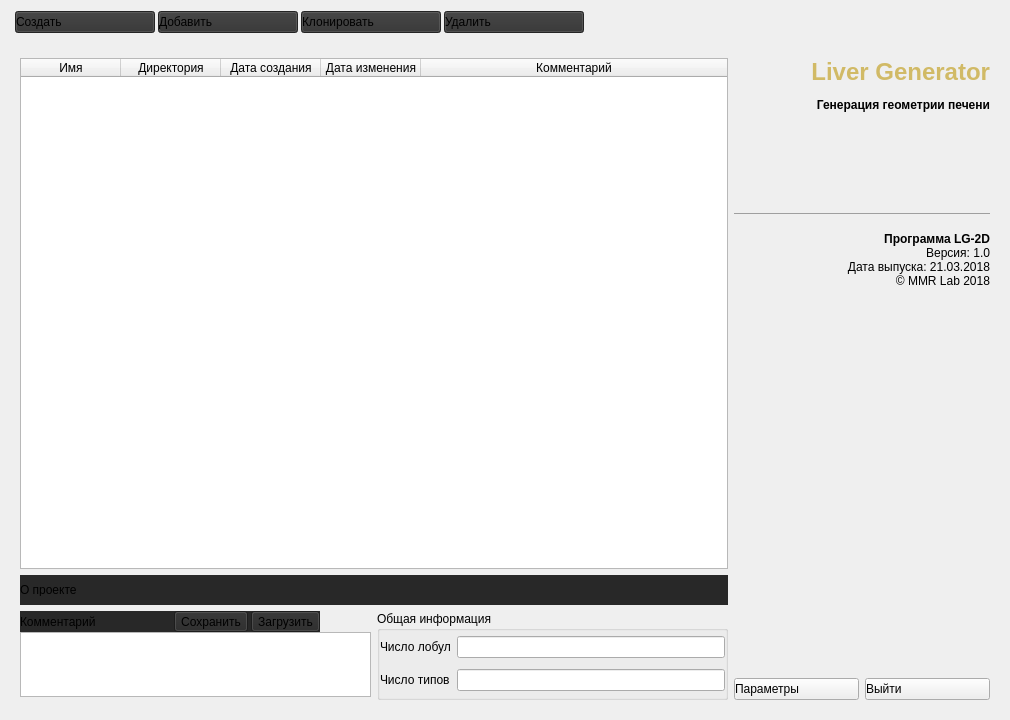
Old version of the form liver generator/lobule2d/formproject.ui in the repository Re5ime/lobule.
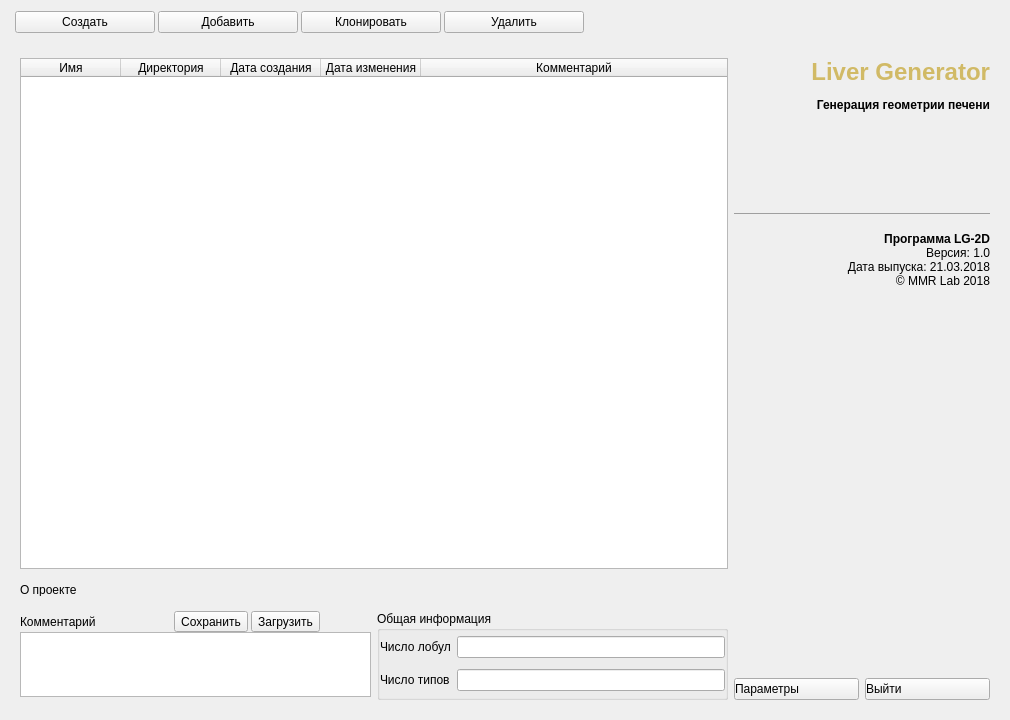
New version of the form. Icons and pictures are not drawn.

Commit message: change expert geometry and color theme

What changed in the file:
```diff
--- a/liver generator/lobule2d/formproject.ui
+++ b/liver generator/lobule2d/formproject.ui
@@ -53,8 +53,7 @@
          <string>Создать новый проект</string>
         </property>
         <property name="styleSheet">
-         <string notr="true">background-color: rgb(50, 50, 50);
-text-align: left;</string>
+         <string notr="true"/>
         </property>
         <property name="text">
          <string>Создать</string>
@@ -86,8 +85,7 @@
          <string>&lt;html&gt;&lt;head/&gt;&lt;body&gt;&lt;p&gt;Добавить существующий проект&lt;/p&gt;&lt;/body&gt;&lt;/html&gt;</string>
         </property>
         <property name="styleSheet">
-         <string notr="true">background-color: rgb(50, 50, 50);
-text-align: left;</string>
+         <string notr="true"/>
         </property>
         <property name="text">
          <string>Добавить</string>
@@ -119,8 +117,7 @@
          <string>&lt;html&gt;&lt;head/&gt;&lt;body&gt;&lt;p&gt;Клонировать выделенный проект&lt;/p&gt;&lt;/body&gt;&lt;/html&gt;</string>
         </property>
         <property name="styleSheet">
-         <string notr="true">background-color: rgb(50, 50, 50);
-text-align: left;</string>
+         <string notr="true"/>
         </property>
         <property name="text">
          <string>Клонировать</string>
@@ -152,8 +149,7 @@
          <string>&lt;html&gt;&lt;head/&gt;&lt;body&gt;&lt;p&gt;Удалить выделенный проект и его файлы&lt;/p&gt;&lt;/body&gt;&lt;/html&gt;</string>
         </property>
         <property name="styleSheet">
-         <string notr="true">background-color: rgb(50, 50, 50);
-text-align: left;</string>
+         <string notr="true"/>
         </property>
         <property name="text">
          <string>Удалить</string>
@@ -290,7 +286,7 @@
             </size>
            </property>
            <property name="styleSheet">
-            <string notr="true">background-color: rgb(40, 40, 40);</string>
+            <string notr="true"/>
            </property>
            <property name="frameShape">
             <enum>QFrame::NoFrame</enum>
@@ -404,7 +400,7 @@
                   </size>
                  </property>
                  <property name="styleSheet">
-                  <string notr="true">background-color: rgb(40, 40, 40);</string>
+                  <string notr="true"/>
                  </property>
                  <property name="frameShape">
                   <enum>QFrame::NoFrame</enum>
```
The commit also changes 6 other files.
